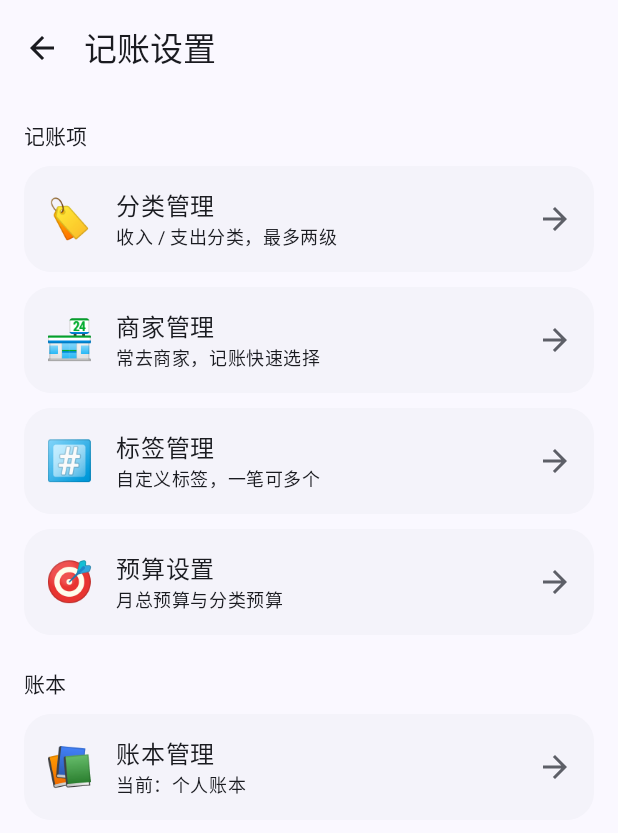
After one commit to Twc528491/Better-Ledger, an Android app built with Jetpack Compose: the BookkeepingSettingsScreen screen opened through its navigation route, on a phone screen of 412 x 824 dp. The commit adds this screen. Shown: the top 833 px of the screen. Run offline under Robolectric (Android 15) with nearby library versions, the phone set to English and light mode, and no system bars; our stand-ins replace Room's generated code.

Commit message:
feat(ui): 底部导航居中记一笔 + 记账设置/综合设置分离 + 深色模式配色修正

```diff
--- a/ledger-app/app/src/main/kotlin/com/personal/ledger/navigation/LedgerApp.kt
+++ b/ledger-app/app/src/main/kotlin/com/personal/ledger/navigation/LedgerApp.kt
@@ -1,14 +1,18 @@
 package com.personal.ledger.navigation
 
+import androidx.compose.foundation.background
+import androidx.compose.foundation.layout.Box
 import androidx.compose.foundation.layout.padding
+import androidx.compose.foundation.layout.size
+import androidx.compose.foundation.shape.CircleShape
 import androidx.compose.material.icons.Icons
 import androidx.compose.material.icons.automirrored.filled.List
 import androidx.compose.material.icons.filled.AccountBalanceWallet
 import androidx.compose.material.icons.filled.Add
 import androidx.compose.material.icons.filled.BarChart
 import androidx.compose.material.icons.filled.Home
-import androidx.compose.material3.FloatingActionButton
 import androidx.compose.material3.Icon
+import androidx.compose.material3.MaterialTheme
 import androidx.compose.material3.NavigationBar
 import androidx.compose.material3.NavigationBarItem
 import androidx.compose.material3.Scaffold
@@ -16,8 +20,10 @@ import androidx.compose.material3.Text
 import androidx.compose.runtime.Composable
 import androidx.compose.runtime.LaunchedEffect
 import androidx.compose.runtime.getValue
+import androidx.compose.ui.Alignment
 import androidx.compose.ui.Modifier
 import androidx.compose.ui.graphics.vector.ImageVector
+import androidx.compose.ui.unit.dp
 import androidx.navigation.NavGraph.Companion.findStartDestination
 import androidx.navigation.compose.NavHost
 import androidx.navigation.compose.composable
@@ -27,6 +33,7 @@ import com.personal.ledger.data.AppContainer
 import com.personal.ledger.ui.account.AccountDetailScreen
 import com.personal.ledger.ui.account.AccountsScreen
 import com.personal.ledger.ui.home.HomeScreen
+import com.personal.ledger.ui.settings.BookkeepingSettingsScreen
 import com.personal.ledger.ui.settings.CategoriesScreen
 import com.personal.ledger.ui.settings.BudgetsScreen
 import com.personal.ledger.ui.settings.DataScreen
@@ -44,6 +51,7 @@ object Routes {
     const val STATISTICS = "statistics"
     const val ACCOUNTS = "accounts"
     const val SETTINGS = "settings"
+    const val BOOKKEEPING_SETTINGS = "bookkeeping_settings"
     const val ADD = "add?txId={txId}"
     const val RECYCLE = "recycle"
     const val CATEGORIES = "categories"
@@ -63,20 +71,24 @@ private data class TabItem(
     val icon: ImageVector,
 )
 
-private val tabs = listOf(
+private val leftTabs = listOf(
     TabItem(Routes.HOME, "首页", Icons.Filled.Home),
     TabItem(Routes.TRANSACTIONS, "账单", Icons.AutoMirrored.Filled.List),
+)
+
+private val rightTabs = listOf(
     TabItem(Routes.STATISTICS, "统计", Icons.Filled.BarChart),
     TabItem(Routes.ACCOUNTS, "资产", Icons.Filled.AccountBalanceWallet),
 )
+
+private val tabRoutes = leftTabs.map { it.route } + rightTabs.map { it.route }
 
 @Composable
 fun LedgerApp(container: AppContainer) {
     val navController = rememberNavController()
     val backStackEntry by navController.currentBackStackEntryAsState()
     val currentRoute = backStackEntry?.destination?.route
-    val isTabRoute = currentRoute in tabs.map { it.route }
-    val showFab = isTabRoute
+    val isTabRoute = currentRoute in tabRoutes
 
     // 首次启动：创建默认账本 + 默认分类；恢复后当前账本失效时回退到第一个有效账本。
     LaunchedEffect(Unit) {
@@ -88,29 +100,33 @@ fun LedgerApp(container: AppContainer) {
         bottomBar = {
             if (isTabRoute) {
                 NavigationBar {
-                    tabs.forEach { tab ->
-                        NavigationBarItem(
-                            selected = currentRoute == tab.route,
-                            onClick = {
-                                navController.navigate(tab.route) {
-                                    popUpTo(navController.graph.findStartDestination().id) {
-                                        saveState = true
-                                    }
-                                    launchSingleTop = true
-                                    restoreState = true
-                                }
-                            },
-                            icon = { Icon(tab.icon, contentDescription = tab.label) },
-                            label = { Text(tab.label) },
-                        )
+                    leftTabs.forEach { tab ->
+                        TabItemView(navController, tab, currentRoute)
                     }
-                }
-            }
-        },
-        floatingActionButton = {
-            if (showFab) {
-                FloatingActionButton(onClick = { navController.navigate(Routes.add()) }) {
-                    Icon(Icons.Filled.Add, contentDescription = "记一笔")
+                    // 中间重点按钮：记一笔
+                    NavigationBarItem(
+                        selected = false,
+                        onClick = { navController.navigate(Routes.add()) },
+                        icon = {
+                            Box(
+                                modifier = Modifier
+                                    .size(52.dp)
+                                    .background(MaterialTheme.colorScheme.primary, CircleShape),
+                                contentAlignment = Alignment.Center,
+                            ) {
+                                Icon(
+                                    Icons.Filled.Add,
+                                    contentDescription = "记一笔",
+                                    tint = MaterialTheme.colorScheme.onPrimary,
+                                    modifier = Modifier.size(30.dp),
+                                )
+                            }
+                        },
+                        label = { Text("记一笔") },
+                    )
+                    rightTabs.forEach { tab ->
+                        TabItemView(navController, tab, currentRoute)
+                    }
                 }
             }
         },
@@ -125,6 +141,7 @@ fun LedgerApp(container: AppContainer) {
             composable(Routes.STATISTICS) { StatisticsScreen(container, navController) }
             composable(Routes.ACCOUNTS) { AccountsScreen(container, navController) }
             composable(Routes.SETTINGS) { SettingsScreen(container, navController) }
+            composable(Routes.BOOKKEEPING_SETTINGS) { BookkeepingSettingsScreen(container, navController) }
             composable(Routes.ADD) { entry ->
                 val txId = entry.arguments?.getString("txId")?.ifEmpty { null }
                 AddTransactionScreen(container, navController, txId)
@@ -142,3 +159,25 @@ fun LedgerApp(container: AppContainer) {
         }
     }
 }
+
+@Composable
+private fun androidx.compose.foundation.layout.RowScope.TabItemView(
+    navController: androidx.navigation.NavHostController,
+    tab: TabItem,
+    currentRoute: String?,
+) {
+    NavigationBarItem(
+        selected = currentRoute == tab.route,
+        onClick = {
+            navController.navigate(tab.route) {
+                popUpTo(navController.graph.findStartDestination().id) {
+                    saveState = true
+                }
+                launchSingleTop = true
+                restoreState = true
+            }
+        },
+        icon = { Icon(tab.icon, contentDescription = tab.label) },
+        label = { Text(tab.label) },
+    )
+}
--- a/ledger-app/app/src/main/kotlin/com/personal/ledger/ui/home/HomeScreen.kt
+++ b/ledger-app/app/src/main/kotlin/com/personal/ledger/ui/home/HomeScreen.kt
@@ -49,7 +49,12 @@ import com.personal.ledger.domain.model.TransactionType
 import com.personal.ledger.navigation.Routes
 import com.personal.ledger.ui.common.CategoryBadge
 import com.personal.ledger.ui.common.EmptyState
-import com.personal.ledger.ui.common.LedgerColors
+import com.personal.ledger.ui.common.expenseAmountColor
+import com.personal.ledger.ui.common.expenseContainerColor
+import com.personal.ledger.ui.common.incomeAmountColor
+import com.personal.ledger.ui.common.incomeContainerColor
+import com.personal.ledger.ui.common.transferAmountColor
+import com.personal.ledger.ui.common.transferContainerColor
 import com.personal.ledger.ui.common.amountColor
 import com.personal.ledger.ui.common.budgetColor
 import com.personal.ledger.util.Money
@@ -140,7 +145,7 @@ fun HomeScreen(container: AppContainer, navController: NavHostController) {
                 Row(horizontalArrangement = Arrangement.spacedBy(12.dp)) {
                     Surface(
                         shape = RoundedCornerShape(20.dp),
-                        color = LedgerColors.IncomeContainer,
+                        color = incomeContainerColor(),
                         modifier = Modifier.weight(1f),
                     ) {
                         Column(modifier = Modifier.padding(16.dp)) {
@@ -149,13 +154,13 @@ fun HomeScreen(container: AppContainer, navController: NavHostController) {
                                 Money.formatSignedMinor(state.income, explicitPlus = true),
                                 style = MaterialTheme.typography.titleLarge,
                                 fontWeight = FontWeight.Bold,
-                                color = LedgerColors.Income,
+                                color = incomeAmountColor(),
                             )
                         }
                     }
                     Surface(
                         shape = RoundedCornerShape(20.dp),
-                        color = if (state.income - state.expense >= 0) LedgerColors.TransferContainer else LedgerColors.ExpenseContainer,
+                        color = if (state.income - state.expense >= 0) transferContainerColor() else expenseContainerColor(),
                         modifier = Modifier.weight(1f),
                     ) {
                         Column(modifier = Modifier.padding(16.dp)) {
@@ -164,7 +169,7 @@ fun HomeScreen(container: AppContainer, navController: NavHostController) {
                                 Money.formatSignedMinor(state.income - state.expense, explicitPlus = true),
                                 style = MaterialTheme.typography.titleLarge,
                                 fontWeight = FontWeight.Bold,
-                                color = if (state.income - state.expense >= 0) LedgerColors.Transfer else LedgerColors.Expense,
+                                color = if (state.income - state.expense >= 0) transferAmountColor() else expenseAmountColor(),
                             )
                         }
                     }
@@ -286,7 +291,7 @@ private fun TransactionRow(
                 androidx.compose.foundation.layout.Box(
                     modifier = Modifier
                         .size(36.dp)
-                        .background(LedgerColors.TransferContainer, androidx.compose.foundation.shape.CircleShape),
+                        .background(transferContainerColor(), androidx.compose.foundation.shape.CircleShape),
                     contentAlignment = Alignment.Center,
                 ) {
                     Text("🔁")
@@ -314,7 +319,7 @@ private fun TransactionRow(
             },
             style = MaterialTheme.typography.titleMedium,
             fontWeight = FontWeight.Bold,
-            color = amountColor(tx.type, MaterialTheme.colorScheme.onSurface),
+            color = amountColor(tx.type),
         )
     }
 }
--- /dev/null
+++ b/ledger-app/app/src/main/kotlin/com/personal/ledger/ui/settings/BookkeepingSettingsScreen.kt
@@ -0,0 +1,238 @@
+package com.personal.ledger.ui.settings
+
+import androidx.compose.foundation.clickable
+import androidx.compose.foundation.layout.Arrangement
+import androidx.compose.foundation.layout.Column
+import androidx.compose.foundation.layout.Row
+import androidx.compose.foundation.layout.Spacer
+import androidx.compose.foundation.layout.fillMaxSize
+import androidx.compose.foundation.layout.fillMaxWidth
+import androidx.compose.foundation.layout.height
+import androidx.compose.foundation.layout.padding
+import androidx.compose.foundation.layout.size
+import androidx.compose.foundation.lazy.LazyColumn
+import androidx.compose.foundation.lazy.items
+import androidx.compose.foundation.shape.RoundedCornerShape
+import androidx.compose.material.icons.Icons
+import androidx.compose.material.icons.automirrored.filled.ArrowBack
+import androidx.compose.material.icons.automirrored.filled.ArrowForward
+import androidx.compose.material3.AlertDialog
+import androidx.compose.material3.ExperimentalMaterial3Api
+import androidx.compose.material3.Icon
+import androidx.compose.material3.IconButton
+import androidx.compose.material3.MaterialTheme
+import androidx.compose.material3.OutlinedTextField
+import androidx.compose.material3.RadioButton
+import androidx.compose.material3.Scaffold
+import androidx.compose.material3.Surface
+import androidx.compose.material3.Text
+import androidx.compose.material3.TextButton
+import androidx.compose.material3.TopAppBar
+import androidx.compose.runtime.Composable
+import androidx.compose.runtime.getValue
+import androidx.compose.runtime.mutableStateOf
+import androidx.compose.runtime.remember
+import androidx.compose.runtime.setValue
+import androidx.compose.ui.Alignment
+import androidx.compose.ui.Modifier
+import androidx.compose.ui.text.font.FontWeight
+import androidx.compose.ui.unit.dp
+import androidx.compose.ui.unit.sp
+import androidx.lifecycle.compose.collectAsStateWithLifecycle
+import androidx.lifecycle.viewmodel.compose.viewModel
+import androidx.navigation.NavHostController
+import com.personal.ledger.data.AppContainer
+import com.personal.ledger.navigation.Routes
+import com.personal.ledger.viewmodel.SettingsViewModel
+
+/**
+ * 记账设置（放在首页右上角明显位置）：
+ * 分类 / 商家 / 标签 / 预算 / 账本管理——与记账直接相关的配置。
+ * 深色模式、安全锁、数据管理等综合设置见 [SettingsScreen]（资产页角落入口）。
+ */
+@OptIn(ExperimentalMaterial3Api::class)
+@Composable
+fun BookkeepingSettingsScreen(container: AppContainer, navController: NavHostController) {
+    val vm: SettingsViewModel = viewModel {
+        SettingsViewModel(container.ledgerRepository, container.settings)
+    }
+    val state by vm.uiState.collectAsStateWithLifecycle()
+    var showLedgerDialog by remember { mutableStateOf(false) }
+    var showCreateLedger by remember { mutableStateOf(false) }
+
+    Scaffold(
+        topBar = {
+            TopAppBar(
+                title = { Text("记账设置") },
+                navigationIcon = {
+                    IconButton(onClick = { navController.popBackStack() }) {
+                        Icon(Icons.AutoMirrored.Filled.ArrowBack, contentDescription = "返回")
+                    }
+                },
+            )
+        },
+    ) { padding ->
+        LazyColumn(
+            modifier = Modifier
+                .fillMaxSize()
+                .padding(padding),
+            contentPadding = androidx.compose.foundation.layout.PaddingValues(16.dp),
+            verticalArrangement = Arrangement.spacedBy(10.dp),
+        ) {
+            item {
+                Text("记账项", style = MaterialTheme.typography.titleSmall)
+            }
+            item {
+                SettingsCard(emoji = "🏷️", title = "分类管理", subtitle = "收入 / 支出分类，最多两级") {
+                    navController.navigate(Routes.CATEGORIES)
+                }
+            }
+            item {
+                SettingsCard(emoji = "🏪", title = "商家管理", subtitle = "常去商家，记账快速选择") {
+                    navController.navigate(Routes.MERCHANTS)
+                }
+            }
+            item {
+                SettingsCard(emoji = "#️⃣", title = "标签管理", subtitle = "自定义标签，一笔可多个") {
+                    navController.navigate(Routes.TAGS)
+                }
+            }
+            item {
+                SettingsCard(emoji = "🎯", title = "预算设置", subtitle = "月总预算与分类预算") {
+                    navController.navigate(Routes.BUDGETS)
+                }
+            }
+
+            item {
+                Text(
+                    "账本",
+                    style = MaterialTheme.typography.titleSmall,
+                    modifier = Modifier.padding(top = 12.dp),
+                )
+            }
+            item {
+                SettingsCard(
+                    emoji = "📚",
+                    title = "账本管理",
+                    subtitle = "当前：${state.currentLedgerName}",
+                ) { showLedgerDialog = true }
+            }
+        }
+    }
+
+    if (showLedgerDialog) {
+        AlertDialog(
+            onDismissRequest = { showLedgerDialog = false },
+            title = { Text("账本管理") },
+            text = {
+                Column {
+                    state.ledgers.forEach { ledger ->
+                        Row(
+                            modifier = Modifier
+                                .fillMaxWidth()
+                                .clickable {
+                                    vm.switchLedger(ledger.id)
+                                    showLedgerDialog = false
+                                }
+                                .padding(vertical = 6.dp),
+                            verticalAlignment = Alignment.CenterVertically,
+                        ) {
+                            RadioButton(
+                                selected = ledger.name == state.currentLedgerName,
+                                onClick = {
+                                    vm.switchLedger(ledger.id)
+                                    showLedgerDialog = false
+                                },
+                            )
+                            Text(
+                                ledger.name + if (ledger.isArchived) "（已归档）" else "",
+                                modifier = Modifier
+                                    .weight(1f)
+                                    .padding(start = 8.dp),
+                            )
+                            if (ledger.name != state.currentLedgerName) {
+                                TextButton(onClick = { vm.setLedgerArchived(ledger.id, !ledger.isArchived) {} }) {
+                                    Text(if (ledger.isArchived) "恢复" else "归档")
+                                }
+                            }
+                        }
+                    }
+                    TextButton(onClick = {
+                        showLedgerDialog = false
+                        showCreateLedger = true
+                    }) { Text("+ 新建账本") }
+                }
+            },
+            confirmButton = {},
+            dismissButton = {
+                TextButton(onClick = { showLedgerDialog = false }) { Text("关闭") }
+            },
+        )
+    }
+
+    if (showCreateLedger) {
+        var name by remember { mutableStateOf("") }
+        AlertDialog(
+            onDismissRequest = { showCreateLedger = false },
+            title = { Text("新建账本") },
+            text = {
+                OutlinedTextField(
+                    value = name,
+                    onValueChange = { name = it },
+                    label = { Text("账本名称（币种 V1 固定 CNY）") },
+                    singleLine = true,
+                )
+            },
+            confirmButton = {
+                TextButton(onClick = {
+                    if (name.isNotBlank()) {
+                        vm.createLedger(name) { showCreateLedger = false }
+                    }
+                }) { Text("创建") }
+            },
+            dismissButton = {
+                TextButton(onClick = { showCreateLedger = false }) { Text("取消") }
+            },
+        )
+    }
+}
+
+/** 带 emoji 图标与箭头的设置入口卡片。 */
+@Composable
+private fun SettingsCard(
+    emoji: String,
+    title: String,
+    subtitle: String = "",
+    onClick: () -> Unit,
+) {
+    Surface(
+        shape = RoundedCornerShape(18.dp),
+        color = MaterialTheme.colorScheme.surfaceContainerLow,
+        modifier = Modifier.fillMaxWidth(),
+    ) {
+        Row(
+            modifier = Modifier
+                .fillMaxWidth()
+                .clickable(onClick = onClick)
+                .padding(horizontal = 14.dp, vertical = 14.dp),
+            verticalAlignment = Alignment.CenterVertically,
+        ) {
+            Text(emoji, fontSize = 26.sp)
+            Column(
+                modifier = Modifier
+                    .weight(1f)
+                    .padding(start = 14.dp),
+            ) {
+                Text(title, style = MaterialTheme.typography.bodyLarge, fontWeight = FontWeight.Medium)
+                if (subtitle.isNotEmpty()) {
+                    Text(subtitle, style = MaterialTheme.typography.bodySmall)
+                }
+            }
+            Icon(
+                Icons.AutoMirrored.Filled.ArrowForward,
+                contentDescription = null,
+                tint = MaterialTheme.colorScheme.outline,
+            )
+        }
+    }
+}
--- a/ledger-app/app/src/main/kotlin/com/personal/ledger/ui/transaction/TransactionsScreen.kt
+++ b/ledger-app/app/src/main/kotlin/com/personal/ledger/ui/transaction/TransactionsScreen.kt
@@ -52,7 +52,7 @@ import com.personal.ledger.domain.model.TransactionType
 import com.personal.ledger.navigation.Routes
 import com.personal.ledger.ui.common.CategoryBadge
 import com.personal.ledger.ui.common.EmptyState
-import com.personal.ledger.ui.common.LedgerColors
+import com.personal.ledger.ui.common.transferContainerColor
 import com.personal.ledger.ui.common.amountColor
 import com.personal.ledger.util.Money
 import com.personal.ledger.util.TimeUtils
@@ -341,7 +341,7 @@ private fun TransactionItem(
                 androidx.compose.foundation.layout.Box(
                     modifier = Modifier
                         .size(36.dp)
-                        .background(LedgerColors.TransferContainer, androidx.compose.foundation.shape.CircleShape),
+                        .background(transferContainerColor(), androidx.compose.foundation.shape.CircleShape),
                     contentAlignment = Alignment.Center,
                 ) {
                     Text("🔁")
@@ -385,7 +385,7 @@ private fun TransactionItem(
                 },
                 style = MaterialTheme.typography.titleMedium,
                 fontWeight = FontWeight.Bold,
-                color = amountColor(tx.type, MaterialTheme.colorScheme.onSurface),
+                color = amountColor(tx.type),
             )
             IconButton(onClick = onDelete) {
                 Icon(Icons.Filled.Delete, contentDescription = "删除")
```
Also changed, not shown: ledger-app/app/src/main/kotlin/com/personal/ledger/ui/account/AccountsScreen.kt (+6 -2 lines), ledger-app/app/src/main/kotlin/com/personal/ledger/ui/common/Visuals.kt (+72 -41 lines), ledger-app/app/src/main/kotlin/com/personal/ledger/ui/settings/SettingsScreen.kt (+62 -118 lines), ledger-app/app/src/main/kotlin/com/personal/ledger/ui/statistics/StatisticsScreen.kt (+13 -8 lines).
